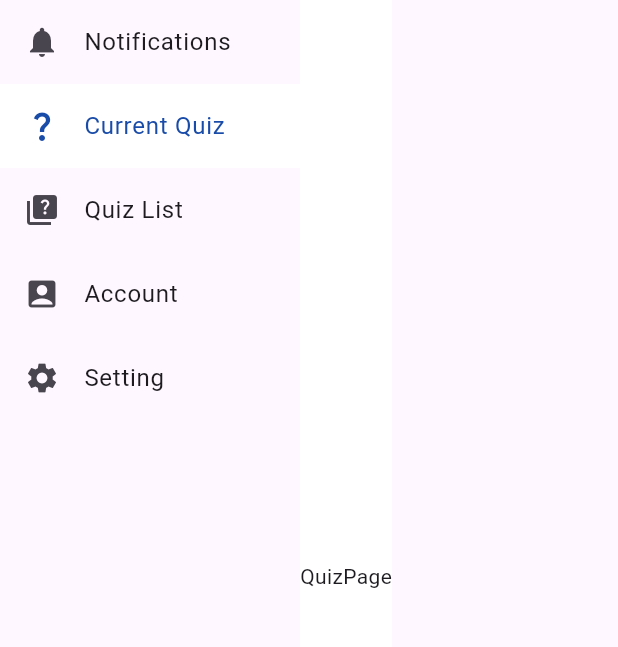
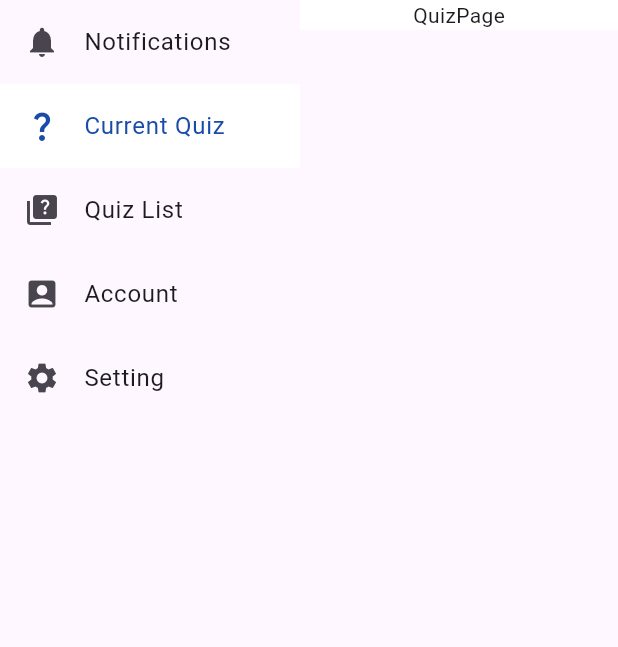
Before and after one commit to duythien2212/MiniProject_SE104, a Flutter app: the MainScreen screen opened directly, on a phone screen of 412 x 824 dp, the part 84-731 px from its top. Run offline on Flutter 3.47's test engine with Material 3 defaults, Android fonts, the phone set to English and light mode, and no system bars.

Commit message:
update_main_screen

```diff
--- a/lib/main_screen.dart
+++ b/lib/main_screen.dart
@@ -69,7 +69,9 @@
                 ),
               ],
             ),
-            Row(
+            SizedBox(
+              width: MediaQuery.of(context).size.width - 200,
+              child: Column(
                 children: [
                   if (_selectedIndex == 0)
                     NotificationPage(notificates: _notification),
@@ -78,6 +80,7 @@
                   if (_selectedIndex == 3) const ProfilePage(),
                   if (_selectedIndex == 4) settingPage(),
                 ],
+              ),
             ),
           ],
         ),
```
Lines whose indentation alone changed are shown as unchanged.
